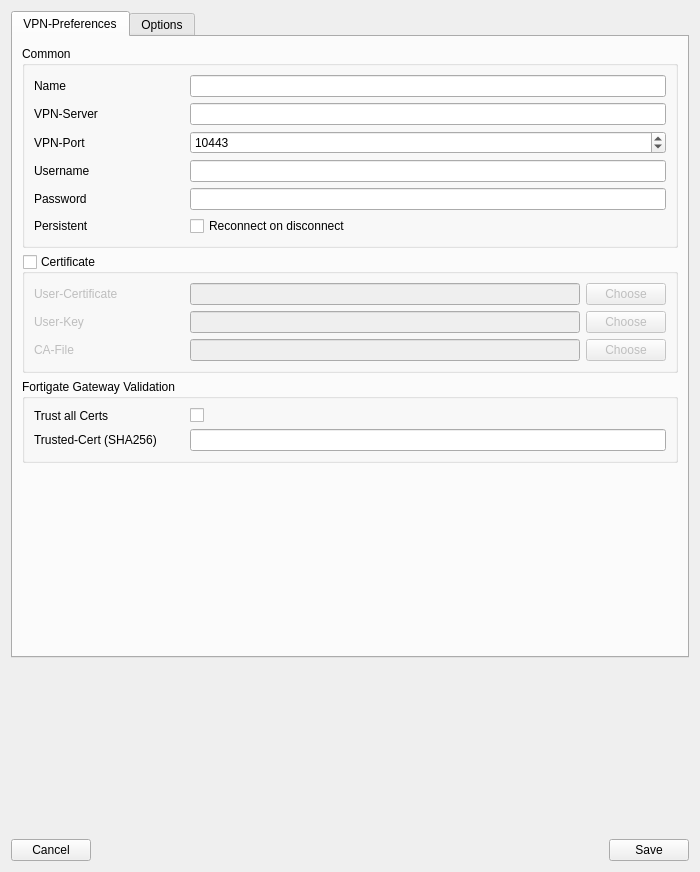
Old version of the form openfortigui/vpnprofileeditor.ui in the repository theinvisible/openfortigui.
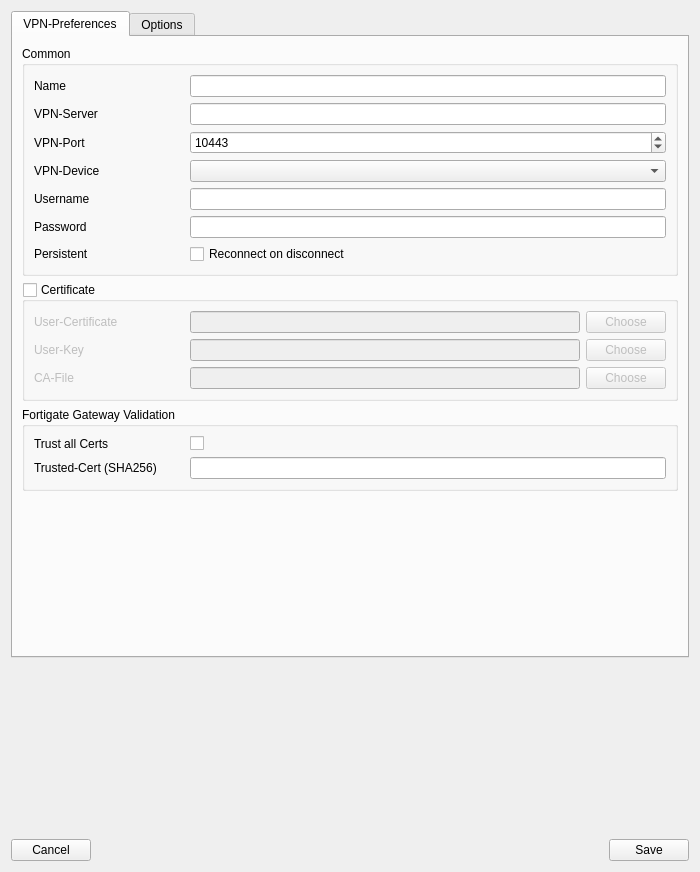
New version of the form.

What changed in the file:
```diff
--- a/openfortigui/vpnprofileeditor.ui
+++ b/openfortigui/vpnprofileeditor.ui
@@ -91,7 +91,7 @@
             </property>
            </widget>
           </item>
-          <item row="3" column="0">
+          <item row="4" column="0">
            <widget class="QLabel" name="label_3">
             <property name="minimumSize">
              <size>
@@ -104,10 +104,10 @@
             </property>
            </widget>
           </item>
-          <item row="3" column="1">
+          <item row="4" column="1">
            <widget class="QLineEdit" name="leUsername"/>
           </item>
-          <item row="4" column="0">
+          <item row="5" column="0">
            <widget class="QLabel" name="label_4">
             <property name="minimumSize">
              <size>
@@ -120,14 +120,14 @@
             </property>
            </widget>
           </item>
-          <item row="4" column="1">
+          <item row="5" column="1">
            <widget class="QLineEdit" name="lePassword">
             <property name="echoMode">
              <enum>QLineEdit::Password</enum>
             </property>
            </widget>
           </item>
-          <item row="5" column="0">
+          <item row="6" column="0">
            <widget class="QLabel" name="label_26">
             <property name="minimumSize">
              <size>
@@ -140,13 +140,23 @@
             </property>
            </widget>
           </item>
-          <item row="5" column="1">
+          <item row="6" column="1">
            <widget class="QCheckBox" name="cbPersistent">
             <property name="text">
              <string>Reconnect on disconnect</string>
             </property>
            </widget>
           </item>
+          <item row="3" column="0">
+           <widget class="QLabel" name="label_30">
+            <property name="text">
+             <string>VPN-Device</string>
+            </property>
+           </widget>
+          </item>
+          <item row="3" column="1">
+           <widget class="QComboBox" name="comboVPNDevice"/>
+          </item>
          </layout>
         </widget>
        </item>
```
